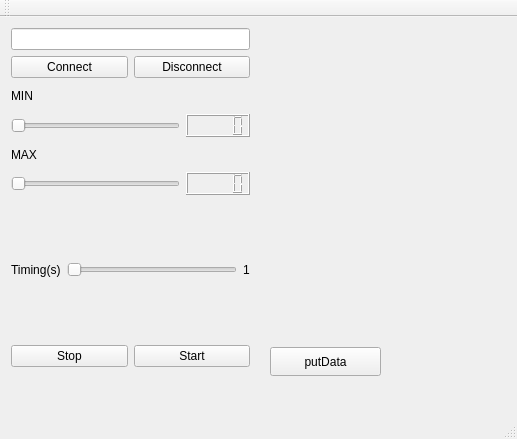
rodolfostark/qt-supervisory-system, file QtTcpClientProducer/mainwindow.ui: the form before one commit.
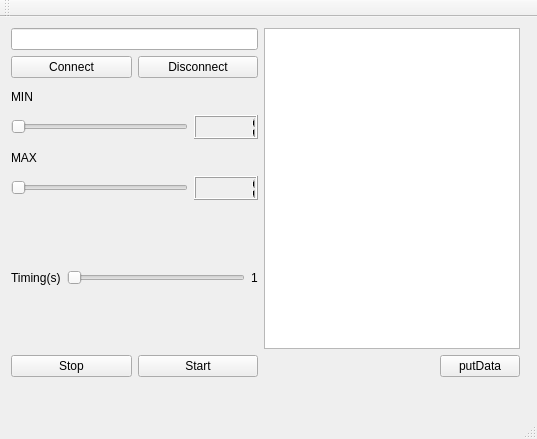
The form after the commit.

Patch:
```diff
--- a/QtTcpClientProducer/mainwindow.ui
+++ b/QtTcpClientProducer/mainwindow.ui
@@ -6,7 +6,7 @@
    <rect>
     <x>0</x>
     <y>0</y>
-    <width>517</width>
+    <width>537</width>
     <height>439</height>
    </rect>
   </property>
@@ -14,28 +14,17 @@
    <string>MainWindow</string>
   </property>
   <widget class="QWidget" name="centralWidget">
-   <widget class="QPushButton" name="pushButtonPut">
-    <property name="geometry">
-     <rect>
-      <x>270</x>
-      <y>330</y>
-      <width>111</width>
-      <height>29</height>
-     </rect>
-    </property>
-    <property name="text">
-     <string>putData</string>
-    </property>
-   </widget>
    <widget class="QWidget" name="">
     <property name="geometry">
      <rect>
       <x>0</x>
       <y>0</y>
-      <width>261</width>
-      <height>361</height>
+      <width>531</width>
+      <height>371</height>
      </rect>
     </property>
+    <layout class="QHBoxLayout" name="horizontalLayout_8">
+     <item>
     <layout class="QVBoxLayout" name="verticalLayout_6">
      <item>
       <layout class="QVBoxLayout" name="verticalLayout_4">
@@ -86,7 +75,11 @@
             </widget>
            </item>
            <item>
-            <widget class="QLCDNumber" name="lcdMinNumber"/>
+              <widget class="QLCDNumber" name="lcdMinNumber">
+               <property name="intValue" stdset="0">
+                <number>1</number>
+               </property>
+              </widget>
            </item>
           </layout>
          </item>
@@ -114,7 +107,11 @@
             </widget>
            </item>
            <item>
-            <widget class="QLCDNumber" name="lcdMaxNumber"/>
+              <widget class="QLCDNumber" name="lcdMaxNumber">
+               <property name="intValue" stdset="0">
+                <number>1</number>
+               </property>
+              </widget>
            </item>
           </layout>
          </item>
@@ -177,6 +174,39 @@
       </layout>
      </item>
     </layout>
+     </item>
+     <item>
+      <layout class="QVBoxLayout" name="verticalLayout_7">
+       <item>
+        <widget class="QTextBrowser" name="textBrowser"/>
+       </item>
+       <item>
+        <layout class="QHBoxLayout" name="horizontalLayout_7">
+         <item>
+          <spacer name="horizontalSpacer">
+           <property name="orientation">
+            <enum>Qt::Horizontal</enum>
+           </property>
+           <property name="sizeHint" stdset="0">
+            <size>
+             <width>40</width>
+             <height>20</height>
+            </size>
+           </property>
+          </spacer>
+         </item>
+         <item>
+          <widget class="QPushButton" name="pushButtonPut">
+           <property name="text">
+            <string>putData</string>
+           </property>
+          </widget>
+         </item>
+        </layout>
+       </item>
+      </layout>
+     </item>
+    </layout>
    </widget>
   </widget>
   <widget class="QMenuBar" name="menuBar">
```
Left out of the diff: 4 changed lines with no effect on the pictures. Lines whose indentation alone changed are shown as unchanged.
